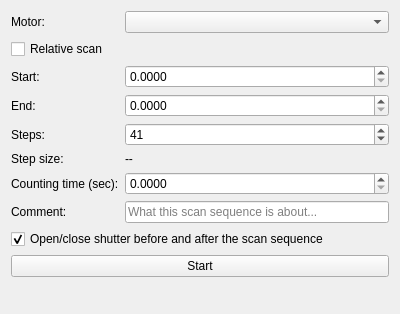
The window that cct/qtgui/measurement/scan/scan.ui (awacha/cct) describes before a commit, drawn with Qt 5.
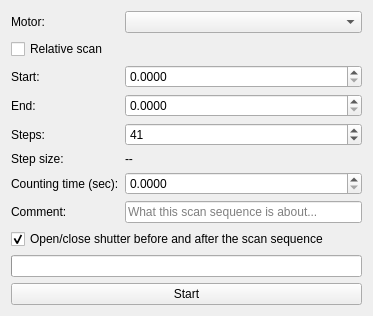
The same window after the commit. Icons and pictures are not drawn.

Commit message: Scan measurement UI

Diff of the .ui file:
```diff
--- a/cct/qtgui/measurement/scan/scan.ui
+++ b/cct/qtgui/measurement/scan/scan.ui
@@ -6,7 +6,7 @@
    <rect>
     <x>0</x>
     <y>0</y>
-    <width>400</width>
+    <width>373</width>
     <height>314</height>
    </rect>
   </property>
@@ -17,7 +17,28 @@
    <iconset resource="../../../resource/icons/icons.qrc">
     <normaloff>:/icons/scan.svg</normaloff>:/icons/scan.svg</iconset>
   </property>
-  <layout class="QFormLayout" name="formLayout">
+  <layout class="QVBoxLayout" name="verticalLayout">
+   <item>
+    <widget class="QWidget" name="inputForm" native="true">
+     <property name="minimumSize">
+      <size>
+       <width>0</width>
+       <height>0</height>
+      </size>
+     </property>
+     <layout class="QFormLayout" name="formLayout_2">
+      <property name="leftMargin">
+       <number>0</number>
+      </property>
+      <property name="topMargin">
+       <number>0</number>
+      </property>
+      <property name="rightMargin">
+       <number>0</number>
+      </property>
+      <property name="bottomMargin">
+       <number>0</number>
+      </property>
    <item row="0" column="0">
     <widget class="QLabel" name="label">
      <property name="text">
@@ -42,13 +63,6 @@
      </property>
     </widget>
    </item>
-   <item row="2" column="1">
-    <widget class="QDoubleSpinBox" name="startDoubleSpinBox">
-     <property name="decimals">
-      <number>4</number>
-     </property>
-    </widget>
-   </item>
    <item row="3" column="0">
     <widget class="QLabel" name="label_3">
      <property name="text">
@@ -56,13 +70,6 @@
      </property>
     </widget>
    </item>
-   <item row="3" column="1">
-    <widget class="QDoubleSpinBox" name="endDoubleSpinBox">
-     <property name="decimals">
-      <number>4</number>
-     </property>
-    </widget>
-   </item>
    <item row="4" column="0">
     <widget class="QLabel" name="label_4">
      <property name="text">
@@ -91,72 +98,17 @@
      </property>
     </widget>
    </item>
-   <item row="8" column="0" colspan="2">
-    <widget class="QCheckBox" name="autoShutterCheckBox">
-     <property name="text">
-      <string>Open/close shutter before and after the scan sequence</string>
-     </property>
-     <property name="checkable">
-      <bool>true</bool>
-     </property>
-     <property name="checked">
-      <bool>true</bool>
-     </property>
-    </widget>
-   </item>
-   <item row="9" column="0" colspan="2">
-    <widget class="QWidget" name="widget" native="true">
-     <property name="minimumSize">
-      <size>
-       <width>0</width>
-       <height>0</height>
-      </size>
-     </property>
-     <layout class="QHBoxLayout" name="horizontalLayout">
-      <property name="leftMargin">
-       <number>0</number>
-      </property>
-      <property name="topMargin">
-       <number>0</number>
-      </property>
-      <property name="rightMargin">
-       <number>0</number>
-      </property>
-      <property name="bottomMargin">
-       <number>0</number>
-      </property>
-      <item>
-       <widget class="QPushButton" name="pushButton">
-        <property name="text">
-         <string>Start</string>
-        </property>
-        <property name="icon">
-         <iconset resource="../../../resource/icons/icons.qrc">
-          <normaloff>:/icons/scan.svg</normaloff>:/icons/scan.svg</iconset>
-        </property>
-       </widget>
-      </item>
-     </layout>
-    </widget>
-   </item>
-   <item row="6" column="1">
-    <widget class="QDoubleSpinBox" name="countingTimeDoubleSpinBox">
+      <item row="2" column="1">
+       <widget class="QDoubleSpinBox" name="startDoubleSpinBox">
      <property name="decimals">
       <number>4</number>
      </property>
     </widget>
    </item>
-   <item row="7" column="1">
-    <widget class="QLineEdit" name="commentLineEdit">
-     <property name="placeholderText">
-      <string>What this scan sequence is about...</string>
-     </property>
-    </widget>
-   </item>
-   <item row="5" column="1">
-    <widget class="QLabel" name="stepSizeLabel">
-     <property name="text">
-      <string>--</string>
+      <item row="3" column="1">
+       <widget class="QDoubleSpinBox" name="endDoubleSpinBox">
+        <property name="decimals">
+         <number>4</number>
      </property>
     </widget>
    </item>
@@ -170,6 +122,57 @@
      </property>
      <property name="value">
       <number>41</number>
+        </property>
+       </widget>
+      </item>
+      <item row="6" column="1">
+       <widget class="QDoubleSpinBox" name="countingTimeDoubleSpinBox">
+        <property name="decimals">
+         <number>4</number>
+        </property>
+       </widget>
+      </item>
+      <item row="5" column="1">
+       <widget class="QLabel" name="stepSizeLabel">
+        <property name="text">
+         <string>--</string>
+        </property>
+       </widget>
+      </item>
+      <item row="7" column="1">
+       <widget class="QLineEdit" name="commentLineEdit">
+        <property name="placeholderText">
+         <string>What this scan sequence is about...</string>
+        </property>
+       </widget>
+      </item>
+      <item row="8" column="0" colspan="2">
+       <widget class="QCheckBox" name="autoShutterCheckBox">
+        <property name="text">
+         <string>Open/close shutter before and after the scan sequence</string>
+        </property>
+        <property name="checkable">
+         <bool>true</bool>
+        </property>
+        <property name="checked">
+         <bool>true</bool>
+        </property>
+       </widget>
+      </item>
+     </layout>
+    </widget>
+   </item>
+   <item>
+    <widget class="QProgressBar" name="progressBar"/>
+   </item>
+   <item>
+    <widget class="QPushButton" name="startStopPushButton">
+     <property name="text">
+      <string>Start</string>
+     </property>
+     <property name="icon">
+      <iconset resource="../../../resource/icons/icons.qrc">
+       <normaloff>:/icons/scan.svg</normaloff>:/icons/scan.svg</iconset>
      </property>
     </widget>
    </item>
```
Left out of the diff: 2 changed lines with no effect on the pictures. Lines whose indentation alone changed are shown as unchanged. The commit also changes 1 other file.
